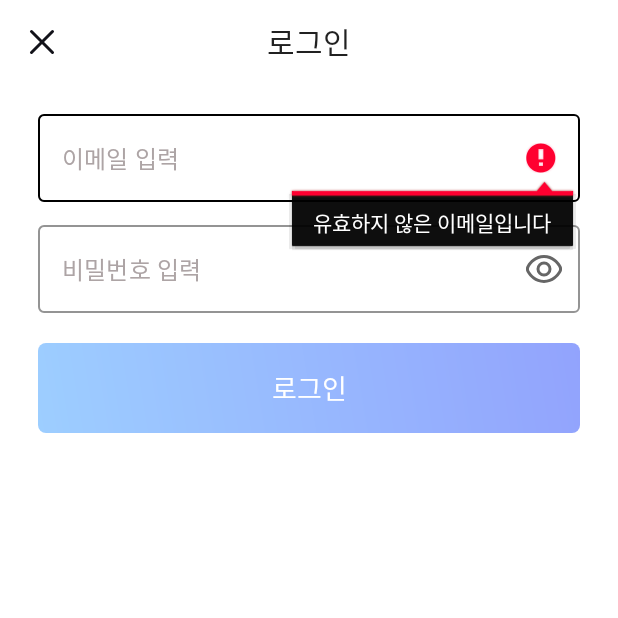
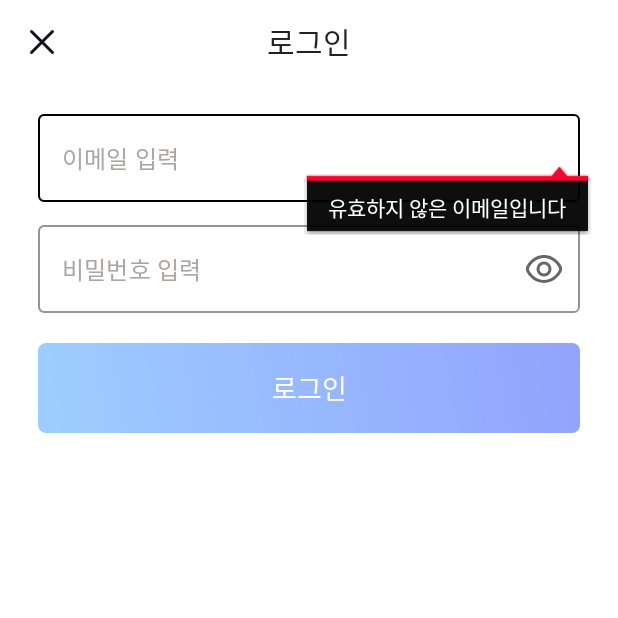
Before and after one commit to youuungh/RemindPassword, an Android app: the LoginActivity screen opened directly, with no data from a screen before it, after a tap on "로그인", on a phone screen of 412 x 824 dp, the top half of it. Run offline under Robolectric (Android 15) with nearby library versions, the phone set to English and light mode, and no system bars; our stand-ins replace Firebase (no records; nobody signed in at launch, a user with empty details on screens opened directly).

Commit message:
비밀번호 관리자

```diff
--- a/app/src/main/java/com/example/passwordmanager/LoginActivity.java
+++ b/app/src/main/java/com/example/passwordmanager/LoginActivity.java
@@ -5,6 +5,7 @@ import androidx.appcompat.app.AppCompatActivity;
 import androidx.appcompat.widget.Toolbar;
 
 import android.content.Intent;
+import android.content.res.ColorStateList;
 import android.graphics.Color;
 import android.graphics.Rect;
 import android.os.Build;
@@ -23,10 +24,12 @@ import com.google.android.gms.tasks.Task;
 import com.google.android.material.appbar.MaterialToolbar;
 import com.google.android.material.snackbar.Snackbar;
 import com.google.android.material.textfield.TextInputEditText;
+import com.google.android.material.textfield.TextInputLayout;
 import com.google.firebase.auth.AuthResult;
 import com.google.firebase.auth.FirebaseAuth;
 
 public class LoginActivity extends AppCompatActivity {
+    TextInputLayout layout_email, layout_password;
     TextInputEditText login_email, login_password;
     ProgressBar progressBar;
     FirebaseAuth fAuth;
@@ -44,8 +47,11 @@ public class LoginActivity extends AppCompatActivity {
             this.finish();
         });
 
+        layout_email = findViewById(R.id.layout_email);
+        layout_password = findViewById(R.id.layout_password);
         login_email = findViewById(R.id.login_email);
         login_password = findViewById(R.id.login_password);
+
         progressBar = findViewById(R.id.progressBar);
 
         button_login = findViewById(R.id.button_login);
@@ -114,15 +120,15 @@ public class LoginActivity extends AppCompatActivity {
     boolean loginValidateData(String email, String password) {
         // 데이터 유효성 검사
         if(!Patterns.EMAIL_ADDRESS.matcher(email).matches()) {
-            login_email.setError("유효하지 않은 이메일입니다");
+            login_email.setError("유효하지 않은 이메일입니다", null);
             return false;
         }
         if(password.isEmpty()) {
-            login_password.setError("비밀번호를 입력하세요");
+            login_password.setError("비밀번호를 입력하세요", null);
             return false;
         }
         if(password.length() < 6 || password.length() > 15) {
-            login_password.setError("비밀번호는 8글자 이상 15자 이하여야 합니다");
+            login_password.setError("비밀번호는 8글자 이상 15자 이하여야 합니다", null);
             return false;
         }
         return true;
--- a/app/src/main/res/layout/activity_login.xml
+++ b/app/src/main/res/layout/activity_login.xml
@@ -38,16 +38,17 @@
             android:orientation="vertical">
 
             <com.google.android.material.textfield.TextInputLayout
+                android:id="@+id/layout_email"
                 style="@style/Widget.MaterialComponents.TextInputLayout.OutlinedBox"
                 android:layout_width="match_parent"
                 android:layout_height="wrap_content"
                 android:layout_marginTop="20dp"
                 android:padding="0dp"
-                android:theme="@style/Theme.MaterialComponents.Light.NoActionBar"
+                android:theme="@style/Theme.MaterialComponents.Light"
                 app:endIconMode="clear_text"
                 app:boxStrokeColor="@color/black"
                 app:boxStrokeWidthFocused="1dp"
-                app:boxStrokeErrorColor="@color/error"
+                app:boxStrokeErrorColor="?attr/colorError"
                 app:hintEnabled="false">
 
                 <com.google.android.material.textfield.TextInputEditText
@@ -64,6 +65,7 @@
             </com.google.android.material.textfield.TextInputLayout>
 
             <com.google.android.material.textfield.TextInputLayout
+                android:id="@+id/layout_password"
                 style="@style/Widget.MaterialComponents.TextInputLayout.OutlinedBox"
                 android:layout_width="match_parent"
                 android:layout_height="wrap_content"
@@ -75,7 +77,7 @@
                 app:endIconCheckable="true"
                 app:boxStrokeColor="@color/black"
                 app:boxStrokeWidthFocused="1dp"
-                app:boxStrokeErrorColor="@color/error"
+                app:boxStrokeErrorColor="?attr/colorError"
                 app:hintEnabled="false">
 
                 <com.google.android.material.textfield.TextInputEditText
--- a/app/src/main/res/values/colors.xml
+++ b/app/src/main/res/values/colors.xml
@@ -14,5 +14,4 @@
     <color name="skyBlue">#9EDFFF</color>
     <color name="gray">#E0E0E0</color>
     <color name="lightGreen">#96D162</color>
-    <color name="error">#ED4337</color>
 </resources>
```
